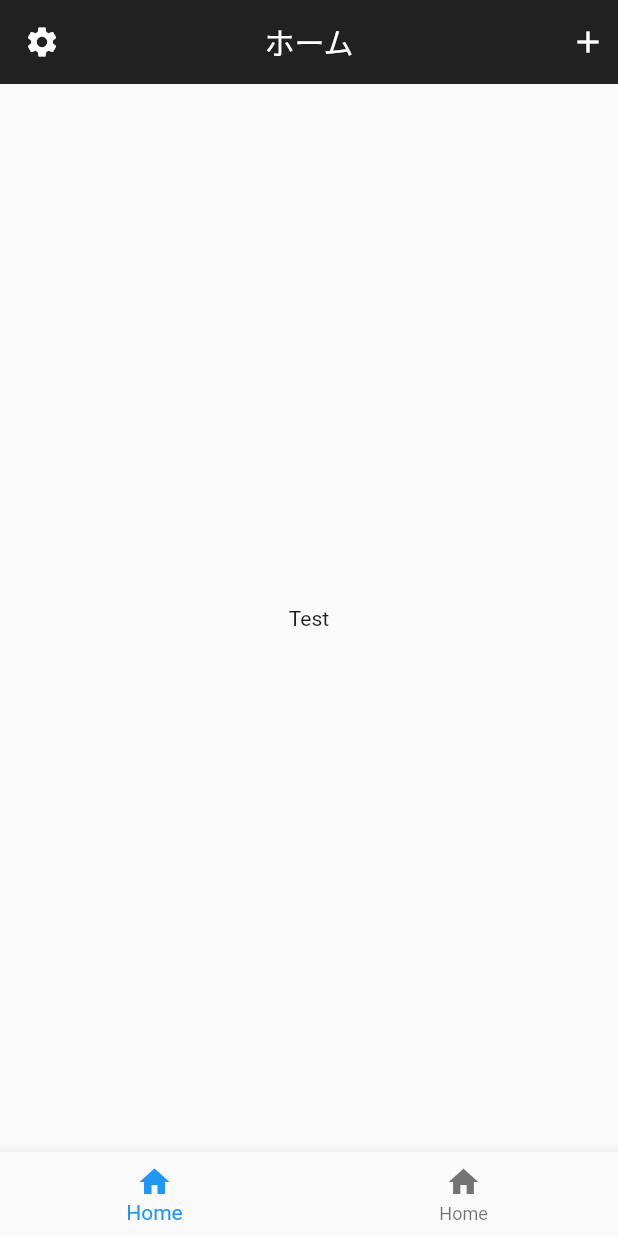
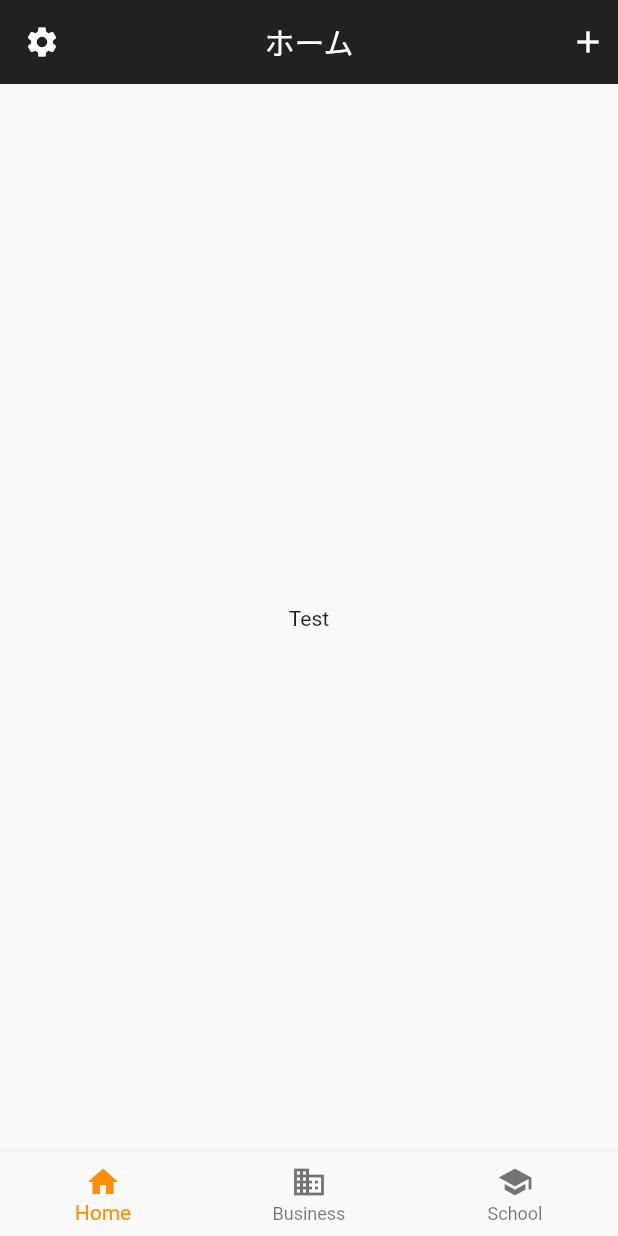
Before and after one commit to HMasataka/flutter_new, a Flutter app: the screen it shows after launch, on a phone screen of 412 x 824 dp. Run offline on Flutter 3.47's test engine with Material 2 defaults, Android fonts, the phone set to English and light mode, and no system bars.

Commit message:
Feat add footer content

```diff
--- a/lib/footer.dart
+++ b/lib/footer.dart
@@ -7,20 +7,36 @@ class Footer extends StatefulWidget {
   _Footer createState() => _Footer();
 }
 
-class _Footer extends State {
+class _Footer extends State<Footer> {
+  int _selectedIndex = 0;
+
+  void _onItemTapped(int index) {
+    setState(() {
+      _selectedIndex = index;
+    });
+  }
+
   @override
   Widget build(BuildContext context) {
     return BottomNavigationBar(
-      items: const [
+      type: BottomNavigationBarType.fixed,
+      items: const <BottomNavigationBarItem>[
         BottomNavigationBarItem(
           icon: Icon(Icons.home),
           label: 'Home',
         ),
         BottomNavigationBarItem(
-          icon: Icon(Icons.home),
-          label: 'Home',
+          icon: Icon(Icons.business),
+          label: 'Business',
+        ),
+        BottomNavigationBarItem(
+          icon: Icon(Icons.school),
+          label: 'School',
         ),
       ],
+      currentIndex: _selectedIndex,
+      selectedItemColor: Colors.amber[800],
+      onTap: _onItemTapped,
     );
   }
 }
```
